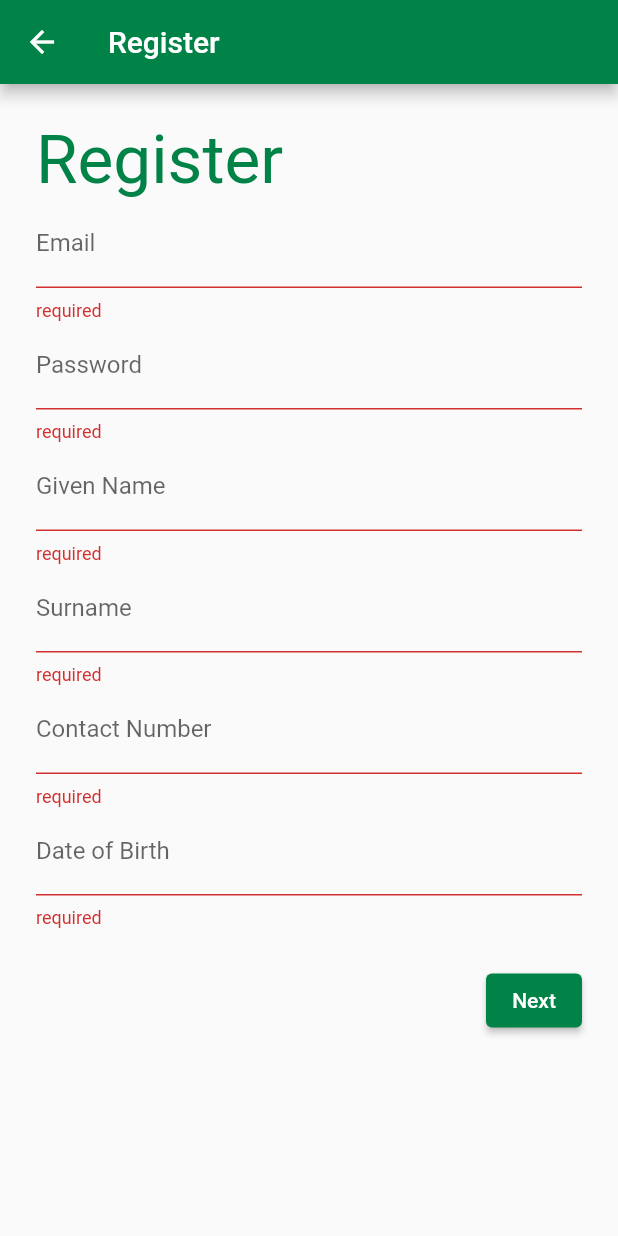
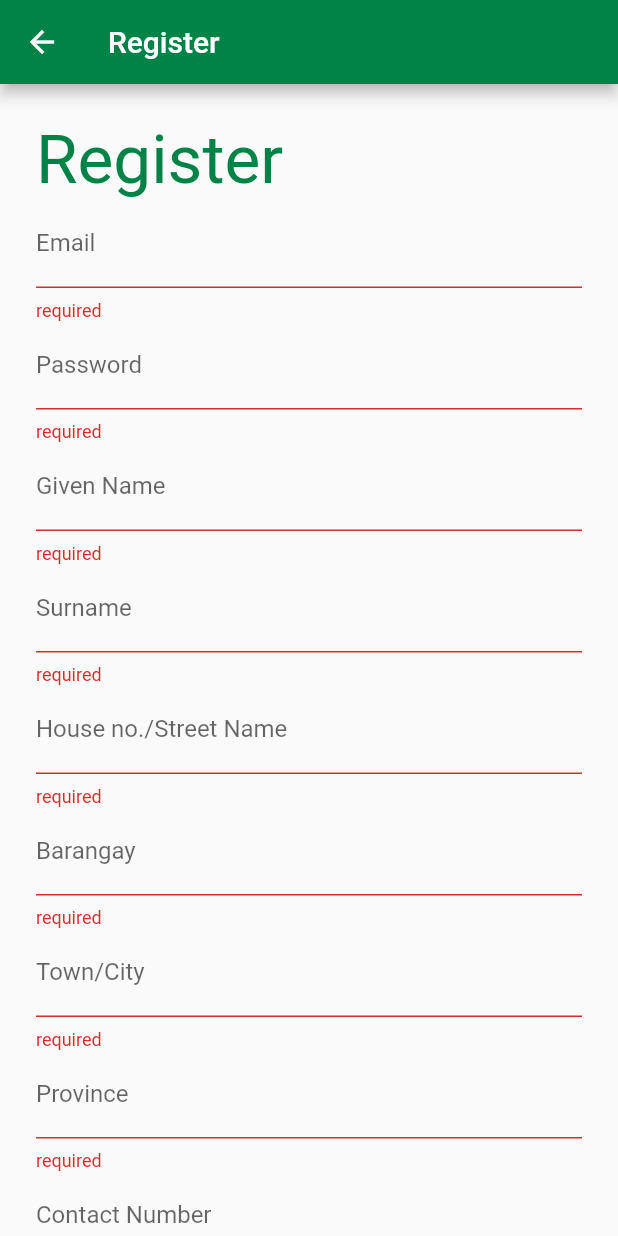
Before and after one commit to rryand/IQTrace, a Flutter app: the RegisterScreen screen opened by its route, after a tap on "Next", on a phone screen of 412 x 824 dp. Run offline on Flutter 3.47's test engine with Material 2 defaults, Android fonts, the phone set to English and light mode, and no system bars; our stand-ins replace camera, dio, firebase_storage, flutter_dotenv, flutter_secure_storage, qr_flutter; missing offline and left inert: qr_code_scanner; accounts and stored records are empty.

Commit message:
feat(address): add address field

```diff
--- a/lib/models/user.dart
+++ b/lib/models/user.dart
@@ -4,6 +4,7 @@ class User {
   String? contactNumber;
   String? email;
   String? birthday;
+  String? address;
   List<String>? survey;
   bool isAdmin;
 
@@ -17,6 +18,7 @@ class User {
     this.birthday,
     this.contactNumber,
     this.email,
+    this.address,
     this.survey,
     this.isAdmin = false
   });
@@ -27,6 +29,7 @@ class User {
     'birthday': birthday,
     'contact_number': contactNumber,
     'email': email,
+    'address': address,
     'is_admin': isAdmin,
     'survey': survey != null ? survey : <String>[],
   };
@@ -43,6 +46,7 @@ class User {
       birthday: user['birthday'],
       contactNumber: user['contact_number'],
       email: user['email'],
+      address: user['address'] != null ? user['address'] : 'n/a',
       // TODO: add logic for isAdmin
       isAdmin: user['is_admin'] != null ? user['is_admin'] : false,
       survey: user['survey'],
--- a/lib/screens/login/components/login_form.dart
+++ b/lib/screens/login/components/login_form.dart
@@ -23,12 +23,12 @@ class _LoginFormState extends State<LoginForm> {
 
     setState(() => _isLoading = true);
 
-    //ApiResponse response = await _authService
-    //  .signIn(widget.emailFieldCtrl.text, widget.passwordFieldCtrl.text);
+    ApiResponse response = await _authService
+      .signIn(widget.emailFieldCtrl.text, widget.passwordFieldCtrl.text);
 
     // TODO: Remove
-    final ApiResponse response = await _authService
-      .signIn('ramsesryandineros@gmail.com', 'hunter2');
+    //final ApiResponse response = await _authService
+    //  .signIn('ramsesryandineros@gmail.com', 'hunter2');
 
     setState(() => _isLoading = false);
 
@@ -61,21 +61,21 @@ class _LoginFormState extends State<LoginForm> {
         crossAxisAlignment: CrossAxisAlignment.center,
         children: [
           TextFormField(
-            //controller: widget.emailFieldCtrl,
+            controller: widget.emailFieldCtrl,
             decoration: InputDecoration(
               hintText: 'yourname@email.com',
               labelText: 'Email',
             ),
-            initialValue: 'ramsesryandineros@gmail.com', // TODO: remove
+            //initialValue: 'ramsesryandineros@gmail.com', // TODO: remove
           ),
           TextFormField(
-            //controller: widget.passwordFieldCtrl,
+            controller: widget.passwordFieldCtrl,
             obscureText: true,
             decoration: InputDecoration(
               hintText: 'password',
               labelText: 'Password',
             ),
-            initialValue: 'hunter2', // TODO: remove
+            //initialValue: 'hunter2', // TODO: remove
           ),
           Padding(padding: EdgeInsets.only(top: 24.0)),
           _isLoading ? CircularProgressIndicator() : LoginButton(
--- a/lib/screens/register/components/registration_form.dart
+++ b/lib/screens/register/components/registration_form.dart
@@ -20,6 +20,7 @@ class _RegistrationFormState extends State<RegistrationForm> {
   final passwordFieldCtrl = TextEditingController();
   final formKey = GlobalKey<FormState>();
   final user = User();
+  final address = {};
   bool _isLoading = false;
   DateTime _selectedDate = DateTime(1996, 9, 16);
 
@@ -42,6 +43,9 @@ class _RegistrationFormState extends State<RegistrationForm> {
       formKey.currentState!.save();
 
       setState(() => _isLoading = true);
+
+      user.address = address['street'] + ', ' + address['brgy'] + ', '
+        + address['city'] + ', ' + address['province'];
 
       AuthService()
         .register(user, passwordFieldCtrl.text)
@@ -91,7 +95,7 @@ class _RegistrationFormState extends State<RegistrationForm> {
             validator: (value) {
               if (value == null || value.isEmpty) {
                 return 'required';
-              } else if (!value.contains(RegExp(r'^\w+@\w+\.\w+$'))) {
+              } else if (!value.contains(RegExp(r'^.+@.+\..+$'))) {
                 return 'please enter a valid email address';
               }
               return null;
@@ -144,6 +148,58 @@ class _RegistrationFormState extends State<RegistrationForm> {
           ),
           TextFormField(
             decoration: InputDecoration(
+              hintText: '001 Main Street',
+              labelText: 'House no./Street Name',
+            ),
+            validator: (value) {
+              if (value == null || value.isEmpty) {
+                return 'required';
+              }
+              return null;
+            },
+            onSaved: (value) => address['street'] = value!,
+          ),
+          TextFormField(
+            decoration: InputDecoration(
+              hintText: 'Brgy. XXXX',
+              labelText: 'Barangay',
+            ),
+            validator: (value) {
+              if (value == null || value.isEmpty) {
+                return 'required';
+              }
+              return null;
+            },
+            onSaved: (value) => address['brgy'] = value!,
+          ),
+          TextFormField(
+            decoration: InputDecoration(
+              hintText: 'XXXX City',
+              labelText: 'Town/City',
+            ),
+            validator: (value) {
+              if (value == null || value.isEmpty) {
+                return 'required';
+              }
+              return null;
+            },
+            onSaved: (value) => address['city'] = value!,
+          ),
+          TextFormField(
+            decoration: InputDecoration(
+              hintText: 'NCR',
+              labelText: 'Province',
+            ),
+            validator: (value) {
+              if (value == null || value.isEmpty) {
+                return 'required';
+              }
+              return null;
+            },
+            onSaved: (value) => address['province'] = value!,
+          ),
+          TextFormField(
+            decoration: InputDecoration(
               hintText: '09*********',
               labelText: 'Contact Number',
             ),
```
